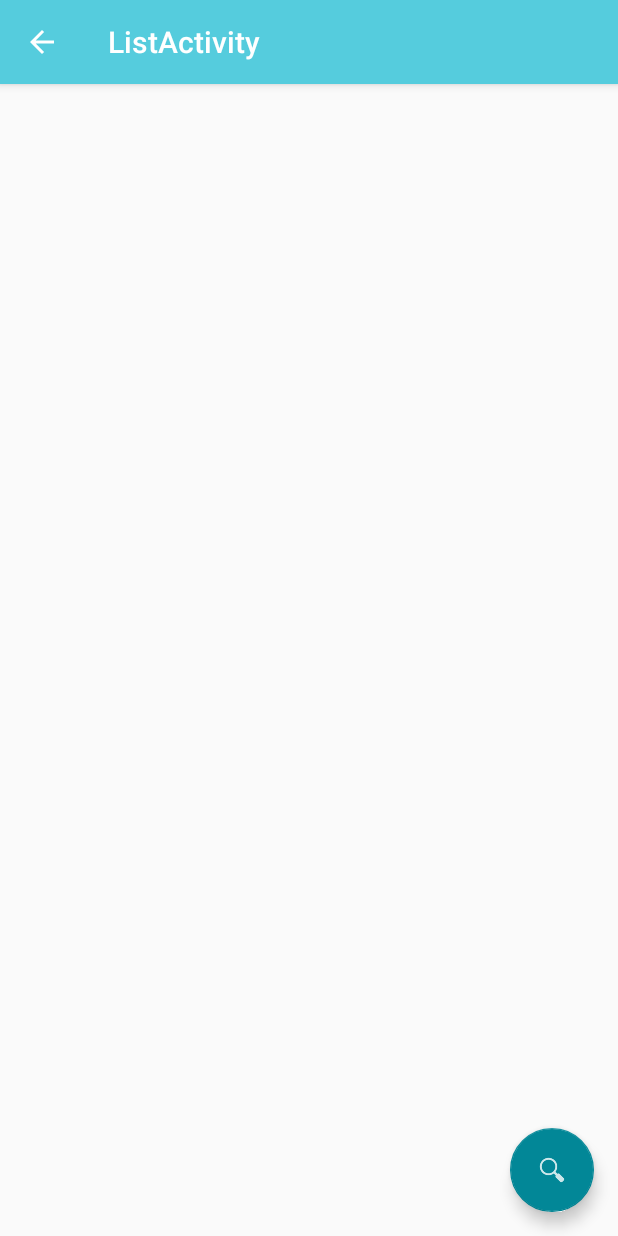
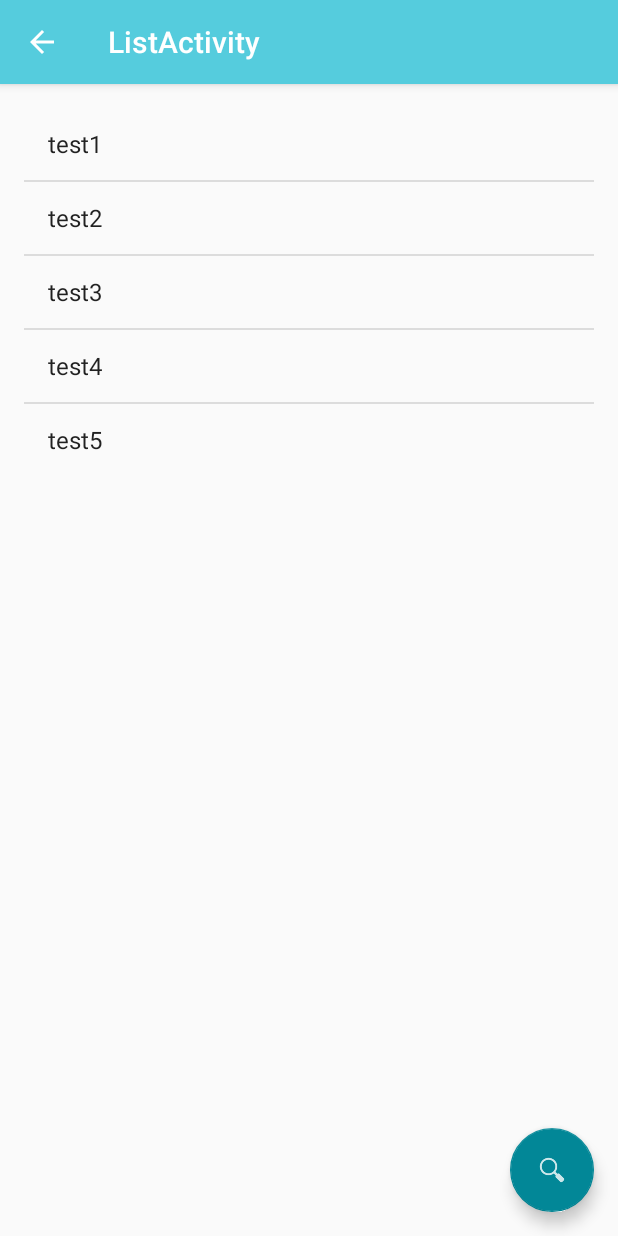
Before and after one commit to masterUNG/Tab-App-2, an Android app: the ListActivity screen opened directly, with no data from a screen before it, on a phone screen of 412 x 824 dp. Run offline under Robolectric (Android 15) with nearby library versions, the phone set to English and light mode, and no system bars.

Commit message:
Test ListView OK

```diff
--- a/app/src/main/java/com/example/non_jid/tabapp/ListActivity.java
+++ b/app/src/main/java/com/example/non_jid/tabapp/ListActivity.java
@@ -6,13 +6,22 @@ import android.support.design.widget.Snackbar;
 import android.support.v7.app.AppCompatActivity;
 import android.support.v7.widget.Toolbar;
 import android.view.View;
+import android.widget.ArrayAdapter;
+import android.widget.ListView;
 
 public class ListActivity extends AppCompatActivity {
+
+    //Explicit
+    private ListView listView;
 
     @Override
     protected void onCreate(Bundle savedInstanceState) {
         super.onCreate(savedInstanceState);
         setContentView(R.layout.activity_list);
+
+        //Bind Widget
+        listView = (ListView) findViewById(R.id.lvShop);
+
         Toolbar toolbar = (Toolbar) findViewById(R.id.toolbar);
         setSupportActionBar(toolbar);
 
@@ -25,6 +34,17 @@ public class ListActivity extends AppCompatActivity {
             }
         });
         getSupportActionBar().setDisplayHomeAsUpEnabled(true);
-    }
 
-}
+
+        //Test List View
+
+        String[] testStrings = new String[]{"test1", "test2", "test3", "test4", "test5"};
+
+        ArrayAdapter<String> adapter = new ArrayAdapter<String>(this,
+                android.R.layout.simple_list_item_1, testStrings);
+        listView.setAdapter(adapter);
+
+
+    }   // Main Method
+
+}   // Main Class
```
